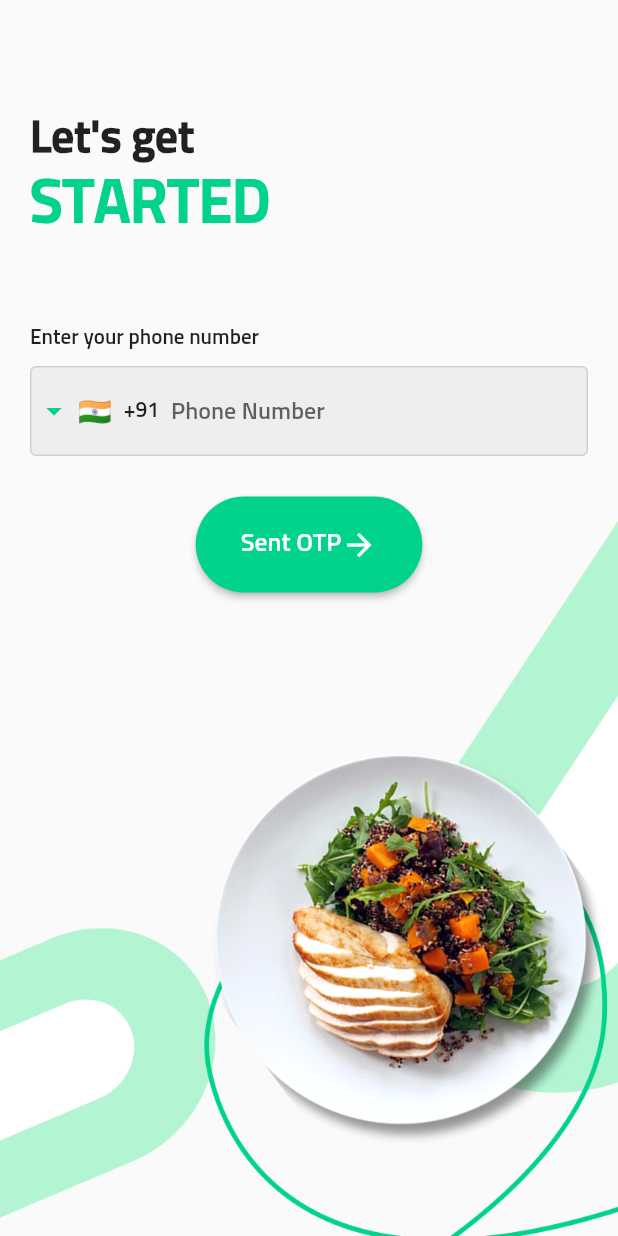
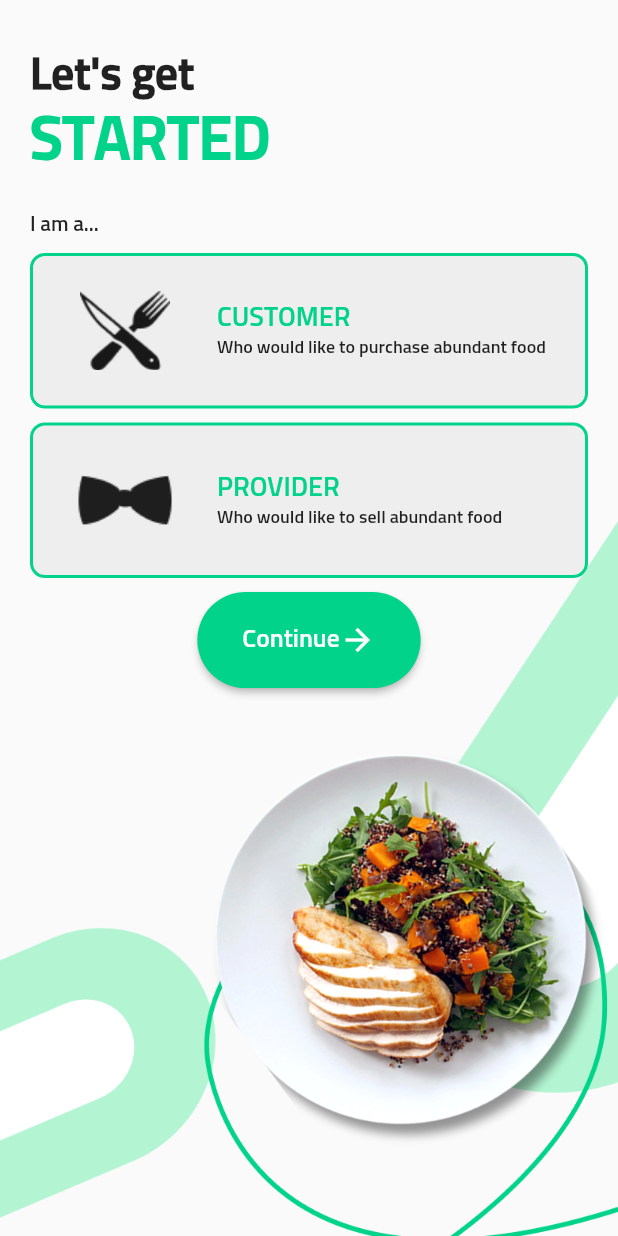
Before and after one commit to AthulJohn/lff_foodapp, a Flutter app: the RoleSelectPage screen opened directly, on a phone screen of 412 x 824 dp. Run offline on Flutter 3.47's test engine with Material 2 defaults, Android fonts, the phone set to English and light mode, and no system bars; drawn by our look-alikes of intl_phone_field; our stand-ins replace get, otp_text_field.

Commit message:
added role select page

```diff
--- a/lib/main.dart
+++ b/lib/main.dart
@@ -3,6 +3,7 @@ import 'package:get/get.dart';
 import 'package:lff_foodapp/view/screens/sign_in_page.dart';
 
 import 'view/screens/otp_verify_page.dart';
+import 'view/screens/role_select_page.dart';
 
 void main() {
   runApp(const MyApp());
@@ -20,7 +21,7 @@ class MyApp extends StatelessWidget {
         primarySwatch: Colors.blue,
         fontFamily: 'Sunflower',
       ),
-      home: const OTPVerifyPage(),
+      home: const RoleSelectPage(),
     );
   }
 }
--- /dev/null
+++ b/lib/view/components/role_card.dart
@@ -0,0 +1,54 @@
+import 'package:flutter/material.dart';
+import 'package:lff_foodapp/constants/appColors.dart';
+
+class RoleCard extends StatelessWidget {
+  const RoleCard({super.key, this.isCustomer = true, this.isSelected = false});
+  final bool isCustomer, isSelected;
+
+  @override
+  Widget build(BuildContext context) {
+    return Container(
+        decoration: BoxDecoration(
+          color: AppColors.secondaryColor,
+          borderRadius: BorderRadius.circular(10),
+          border: Border.all(
+              color: isSelected ? AppColors.primaryColor : Colors.transparent,
+              width: 2),
+        ),
+        child: Row(
+          children: [
+            Expanded(
+              child: Padding(
+                padding: const EdgeInsets.all(4.0),
+                child: AspectRatio(
+                  aspectRatio: 1.25,
+                  child: Image.asset(
+                    isCustomer
+                        ? 'assets/images/Customer.png'
+                        : 'assets/images/Provider.png',
+                  ),
+                ),
+              ),
+            ),
+            Expanded(
+                flex: 2,
+                child: Column(
+                  crossAxisAlignment: CrossAxisAlignment.start,
+                  children: [
+                    Text(
+                      isCustomer ? 'CUSTOMER' : 'PROVIDER',
+                      style: const TextStyle(
+                          color: AppColors.primaryColor, fontSize: 18),
+                    ),
+                    Text(
+                      isCustomer
+                          ? 'Who would like to purchase abundant food'
+                          : "Who would like to sell abundant food",
+                      style: const TextStyle(fontSize: 12),
+                    ),
+                  ],
+                )),
+          ],
+        ));
+  }
+}
--- a/lib/view/screens/role_select_page.dart
+++ b/lib/view/screens/role_select_page.dart
@@ -1,6 +1,7 @@
 import 'package:flutter/material.dart';
 import 'package:lff_foodapp/view/components/phone_field.dart';
 import 'package:lff_foodapp/view/components/proceed_button.dart';
+import 'package:lff_foodapp/view/components/role_card.dart';
 
 import '../../constants/appColors.dart';
 
@@ -22,7 +23,7 @@ class RoleSelectPage extends StatelessWidget {
           mainAxisAlignment: MainAxisAlignment.spaceEvenly,
           children: [
             Expanded(
-              flex: 2,
+              flex: 1,
               child: Column(
                 crossAxisAlignment: CrossAxisAlignment.start,
                 mainAxisAlignment: MainAxisAlignment.center,
@@ -42,31 +43,34 @@ class RoleSelectPage extends StatelessWidget {
               ),
             ),
             Expanded(
+              flex: 3,
               child: Center(
                 child: Column(
-                  crossAxisAlignment: CrossAxisAlignment.start,
+                  crossAxisAlignment: CrossAxisAlignment.stretch,
+                  mainAxisAlignment: MainAxisAlignment.spaceEvenly,
                   children: [
-                    Text("Enter your phone number"),
-                    SizedBox(
-                      height: 10,
+                    const Text("I am a..."),
+                    const RoleCard(
+                      isCustomer: true,
+                      isSelected: true,
                     ),
-                    //TODO: Add PhoneTextField here
-                    PhoneField()
+                    const RoleCard(
+                      isCustomer: false,
+                      isSelected: true,
+                    ),
+                    Center(
+                      child: ContinueButton(
+                        onPressed: () {},
+                        text: "Continue",
+                        icon: Icons.arrow_forward,
+                      ),
+                    ),
                   ],
                 ),
               ),
             ),
-            Expanded(
-              child: Center(
-                child: ContinueButton(
-                  onPressed: () {},
-                  text: "Sent OTP",
-                  icon: Icons.arrow_forward,
-                ),
-              ),
-            ),
-            Spacer(
-              flex: 4,
+            const Spacer(
+              flex: 3,
             )
           ],
         ),
```
Also changed, not shown: assets/images/Customer.png (added), assets/images/Provider.png (added).
